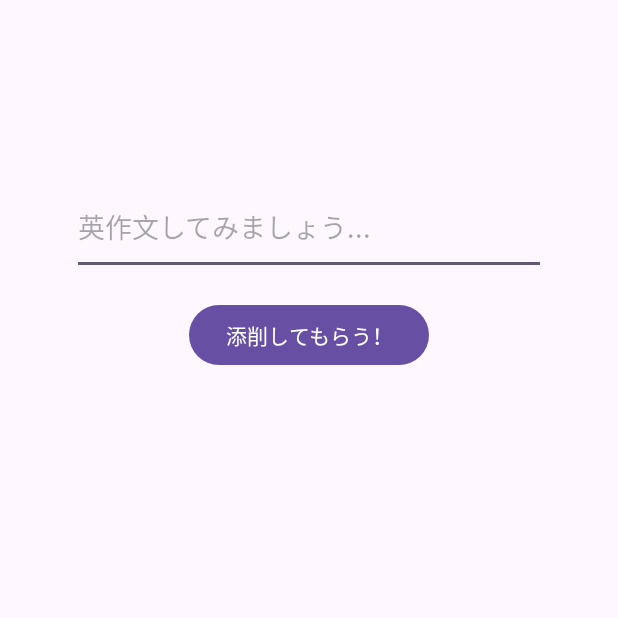
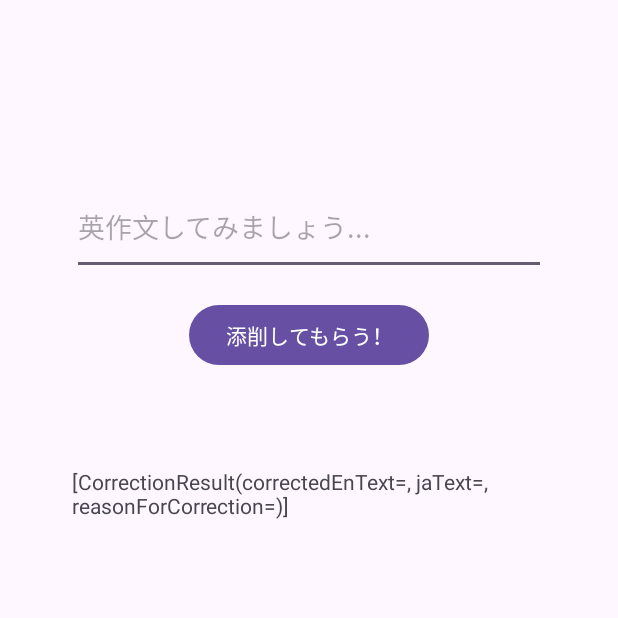
Before and after one commit to ko22yu/EnglishDiary, an Android app: the screen it shows after launch (MainActivity), on a phone screen of 412 x 824 dp, the top half of it. Run offline under Robolectric (Android 15) with nearby library versions, the phone set to English and light mode, and no system bars; our stand-ins replace Dagger/Hilt's generated code, data binding.

Commit message:
APIを使用して添削結果を受け取れるようにしました

```diff
--- a/app/src/main/java/com/example/englishdiary/data/remote/OpenAiApi.kt
+++ b/app/src/main/java/com/example/englishdiary/data/remote/OpenAiApi.kt
@@ -12,7 +12,7 @@ interface OpenAiApi {
         "Authorization: Bearer ${BuildConfig.OPENAI_API_KEY}"
     )
     @POST("completions")
-    suspend fun getDiaryExample(
+    suspend fun getTextResponse(
         @Body openAiRequestDto: OpenAiRequestDto
     ): OpenAiResponseDto
 }
--- a/app/src/main/java/com/example/englishdiary/data/repository/CorrectionRepositoryImpl.kt
+++ b/app/src/main/java/com/example/englishdiary/data/repository/CorrectionRepositoryImpl.kt
@@ -9,7 +9,7 @@ import javax.inject.Inject
 class CorrectionRepositoryImpl @Inject constructor(
     private val api: OpenAiApi
 ): CorrectionRepository {
-    override suspend fun getDiaryExample(body: OpenAiRequestDto): OpenAiResponseDto {
-        return api.getDiaryExample(body)
+    override suspend fun getTextResponse(body: OpenAiRequestDto): OpenAiResponseDto {
+        return api.getTextResponse(body)
     }
 }
--- a/app/src/main/java/com/example/englishdiary/di/AppModule.kt
+++ b/app/src/main/java/com/example/englishdiary/di/AppModule.kt
@@ -1,6 +1,6 @@
 package com.example.englishdiary.di
 
-import com.example.englishdiary.common.Constants.BASE_URL
+import com.example.englishdiary.common.Constants
 import com.example.englishdiary.data.remote.OpenAiApi
 import com.example.englishdiary.data.repository.CorrectionRepositoryImpl
 import com.example.englishdiary.domain.repository.CorrectionRepository
@@ -22,7 +22,7 @@ object AppModule {
     @Singleton
     fun provideOpenAiApi(): OpenAiApi {
         return Retrofit.Builder()
-            .baseUrl(BASE_URL)
+            .baseUrl(Constants.BASE_URL)
             .addConverterFactory(
                 MoshiConverterFactory.create(
                     Moshi.Builder().add(KotlinJsonAdapterFactory()).build()
--- /dev/null
+++ b/app/src/main/java/com/example/englishdiary/domain/model/CorrectionResult.kt
@@ -0,0 +1,12 @@
+package com.example.englishdiary.domain.model
+
+import com.squareup.moshi.Json
+
+data class CorrectionResult(
+    @Json(name = "corrected_en_text")
+    val correctedEnText: String?,
+    @Json(name = "ja_text")
+    val jaText: String?,
+    @Json(name = "reason_for_correction")
+    val reasonForCorrection: String?
+)
--- a/app/src/main/java/com/example/englishdiary/domain/repository/CorrectionRepository.kt
+++ b/app/src/main/java/com/example/englishdiary/domain/repository/CorrectionRepository.kt
@@ -5,5 +5,5 @@ import com.example.englishdiary.data.remote.OpenAiResponseDto
 
 interface CorrectionRepository {
 
-    suspend fun getDiaryExample(body: OpenAiRequestDto): OpenAiResponseDto
+    suspend fun getTextResponse(body: OpenAiRequestDto): OpenAiResponseDto
 }
--- a/app/src/main/java/com/example/englishdiary/domain/usecase/CorrectionUseCase.kt
+++ b/app/src/main/java/com/example/englishdiary/domain/usecase/CorrectionUseCase.kt
@@ -2,7 +2,9 @@ package com.example.englishdiary.domain.usecase
 
 import com.example.englishdiary.common.NetworkResponse
 import com.example.englishdiary.data.remote.OpenAiRequestDto
+import com.example.englishdiary.data.remote.toCorrectionResults
 import com.example.englishdiary.data.remote.toDiaryExample
+import com.example.englishdiary.domain.model.CorrectionResult
 import com.example.englishdiary.domain.model.DiaryExample
 import com.example.englishdiary.domain.repository.CorrectionRepository
 import kotlinx.coroutines.flow.Flow
@@ -13,13 +15,23 @@ import javax.inject.Inject
 class CorrectionUseCase @Inject constructor(
     private val repository: CorrectionRepository
 ) {
-    operator fun invoke(body: OpenAiRequestDto): Flow<NetworkResponse<DiaryExample>> = flow {
+    fun getDiaryExample(body: OpenAiRequestDto): Flow<NetworkResponse<DiaryExample>> = flow {
         try {
             emit(NetworkResponse.Loading<DiaryExample>())
-            val diaryExample = repository.getDiaryExample(body).toDiaryExample()
+            val diaryExample = repository.getTextResponse(body).toDiaryExample()
             emit(NetworkResponse.Success<DiaryExample>(diaryExample))
         } catch (e: Exception) {
             emit(NetworkResponse.Failure<DiaryExample>(error = e.message.toString()))
         }
     }
+
+    fun getCorrectionResults(body: OpenAiRequestDto): Flow<NetworkResponse<List<CorrectionResult>>> = flow {
+        try {
+            emit(NetworkResponse.Loading<List<CorrectionResult>>())
+            val correctionResults = repository.getTextResponse(body).toCorrectionResults()
+            emit(NetworkResponse.Success<List<CorrectionResult>>(correctionResults))
+        } catch (e: Exception) {
+            emit(NetworkResponse.Failure<List<CorrectionResult>>(error = e.message.toString()))
+        }
+    }
 }
--- a/app/src/main/java/com/example/englishdiary/ui/CorrectionViewModel.kt
+++ b/app/src/main/java/com/example/englishdiary/ui/CorrectionViewModel.kt
@@ -6,6 +6,7 @@ import com.example.englishdiary.common.Constants
 import com.example.englishdiary.common.NetworkResponse
 import com.example.englishdiary.data.remote.Message
 import com.example.englishdiary.data.remote.OpenAiRequestDto
+import com.example.englishdiary.domain.model.CorrectionResult
 import com.example.englishdiary.domain.model.DiaryExample
 import com.example.englishdiary.domain.usecase.CorrectionUseCase
 import dagger.hilt.android.lifecycle.HiltViewModel
@@ -22,6 +23,11 @@ class CorrectionViewModel @Inject constructor(
 
     private var _diaryExample: MutableStateFlow<DiaryExample> = MutableStateFlow(DiaryExample(""))
     val diaryExample = _diaryExample.asStateFlow()
+    private var _correctionResults: MutableStateFlow<List<CorrectionResult>> =
+        MutableStateFlow(
+            listOf(CorrectionResult(correctedEnText = "", jaText = "", reasonForCorrection = ""))
+        )
+    val correctionResults = _correctionResults.asStateFlow()
 
     private var _isLoading = MutableStateFlow(true)
     val isLoading = _isLoading.asStateFlow()
@@ -32,14 +38,14 @@ class CorrectionViewModel @Inject constructor(
         getDiaryExample(
             OpenAiRequestDto(
                 model = "gpt-3.5-turbo",
-                messages = listOf( Message(role = "user", content = Constants.DEBUG) ),
+                messages = listOf( Message(role = "user", content = Constants.DEBUG_PROMPT_TO_GET_EXAMPLE_DIARY) ),
                 temperature = 0.7
             )
         )
     }
 
     fun getDiaryExample(body: OpenAiRequestDto) {
-        correctionUseCase(body).onEach {
+        correctionUseCase.getDiaryExample(body).onEach {
             when(it) {
                 is NetworkResponse.Success -> {
                     _isLoading.value = false
@@ -55,7 +61,20 @@ class CorrectionViewModel @Inject constructor(
         }.launchIn(viewModelScope)
     }
 
-    fun onClickCorrectionButton() {
-        // TODO
+    fun onClickCorrectionButton(body: OpenAiRequestDto) {
+        correctionUseCase.getCorrectionResults(body).onEach {
+            when(it) {
+                is NetworkResponse.Success -> {
+                    _isLoading.value = false
+                    _correctionResults.value = it.data!!
+                }
+                is NetworkResponse.Failure -> {
+                    _error.value = true
+                }
+                is NetworkResponse.Loading -> {
+                    _isLoading.value = true
+                }
+            }
+        }.launchIn(viewModelScope)
     }
 }
--- a/app/src/main/res/layout/activity_main.xml
+++ b/app/src/main/res/layout/activity_main.xml
@@ -20,6 +20,7 @@
             android:layout_height="wrap_content"
             android:text="@{viewModel.diaryExample.content}"
             android:layout_marginTop="64dp"
+            android:paddingHorizontal="48dp"
             app:layout_constraintEnd_toEndOf="parent"
             app:layout_constraintStart_toStartOf="parent"
             app:layout_constraintTop_toTopOf="parent" />
@@ -52,7 +53,8 @@
             android:layout_width="wrap_content"
             android:layout_height="wrap_content"
             android:layout_marginTop="64dp"
-            android:text=""
+            android:paddingHorizontal="48dp"
+            android:text="@{viewModel.correctionResults.toString()}"
             app:layout_constraintEnd_toEndOf="parent"
             app:layout_constraintStart_toStartOf="parent"
             app:layout_constraintTop_toBottomOf="@+id/correctionButton" />
```
Also changed, not shown: app/src/main/java/com/example/englishdiary/MainActivity.kt (+14 -0 lines), app/src/main/java/com/example/englishdiary/common/Constants.kt (+38 -15 lines), app/src/main/java/com/example/englishdiary/data/remote/CorrectionResult.kt (added, +28 -0 lines), app/src/main/java/com/example/englishdiary/data/remote/Message.kt (+49 -7 lines), app/src/main/java/com/example/englishdiary/data/remote/OpenAiResponseDto.kt (+10 -2 lines).
